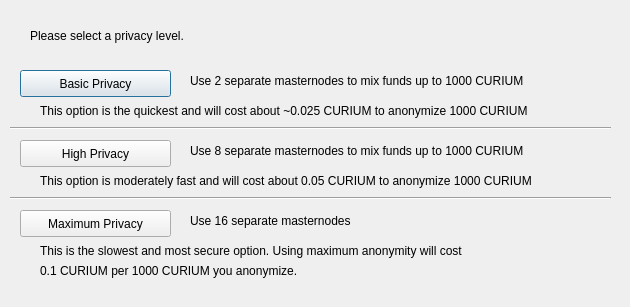
Qt form src/qt/forms/darksendconfig.ui (adm2018/curium) before a commit.
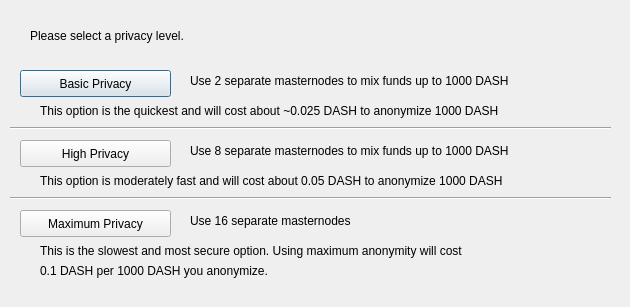
The same form after that commit.

What changed in the file:
```diff
--- a/src/qt/forms/darksendconfig.ui
+++ b/src/qt/forms/darksendconfig.ui
@@ -75,7 +75,7 @@
     </rect>
    </property>
    <property name="text">
-    <string>Use 2 separate masternodes to mix funds up to 1000 CURIUM</string>
+    <string>Use 2 separate masternodes to mix funds up to 1000 DASH</string>
    </property>
   </widget>
   <widget class="QLabel" name="label_3">
@@ -88,7 +88,7 @@
     </rect>
    </property>
    <property name="text">
-    <string>Use 8 separate masternodes to mix funds up to 1000 CURIUM</string>
+    <string>Use 8 separate masternodes to mix funds up to 1000 DASH</string>
    </property>
   </widget>
   <widget class="QLabel" name="label_4">
@@ -114,7 +114,7 @@
     </rect>
    </property>
    <property name="text">
-    <string>This option is the quickest and will cost about ~0.025 CURIUM to anonymize 1000 CURIUM</string>
+    <string>This option is the quickest and will cost about ~0.025 DASH to anonymize 1000 DASH</string>
    </property>
   </widget>
   <widget class="QLabel" name="label_7">
@@ -127,7 +127,7 @@
     </rect>
    </property>
    <property name="text">
-    <string>This option is moderately fast and will cost about 0.05 CURIUM to anonymize 1000 CURIUM</string>
+    <string>This option is moderately fast and will cost about 0.05 DASH to anonymize 1000 DASH</string>
    </property>
   </widget>
   <widget class="QLabel" name="label_8">
@@ -153,7 +153,7 @@
     </rect>
    </property>
    <property name="text">
-    <string>0.1 CURIUM per 1000 CURIUM you anonymize.</string>
+    <string>0.1 DASH per 1000 DASH you anonymize.</string>
    </property>
   </widget>
   <widget class="Line" name="line">
```
Left out of the diff: 2 changed lines with no effect on the pictures.
